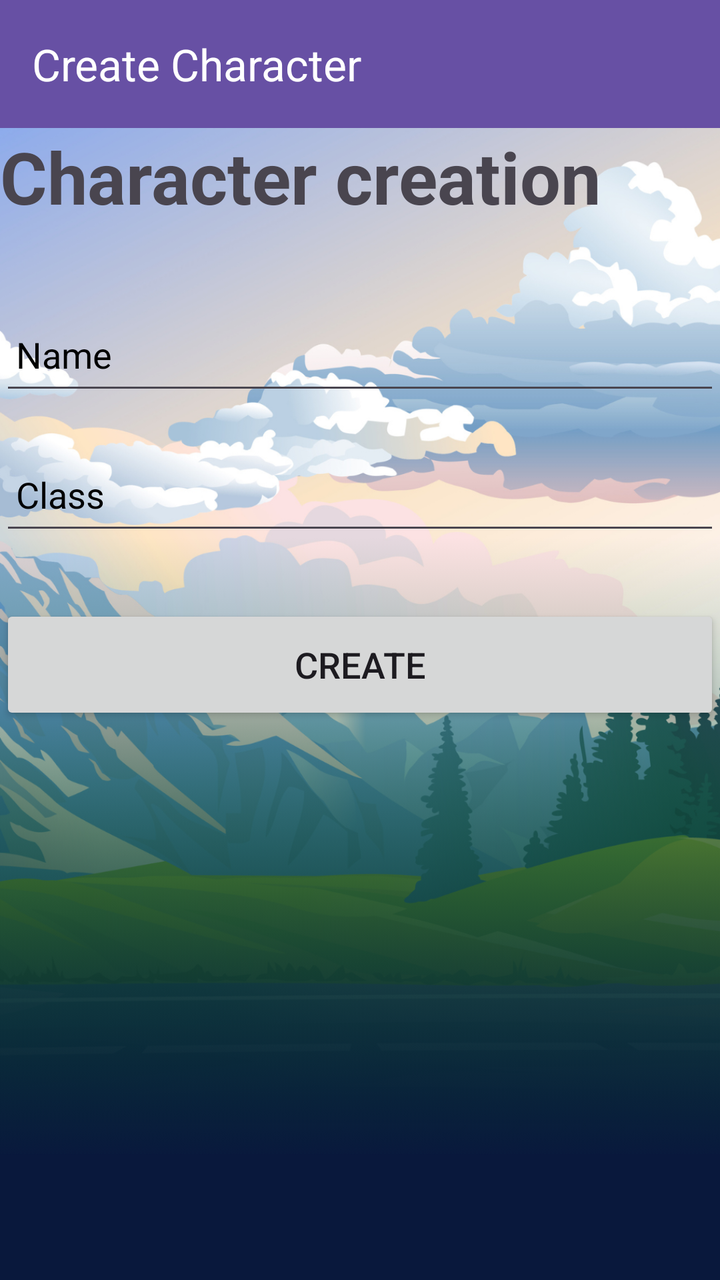
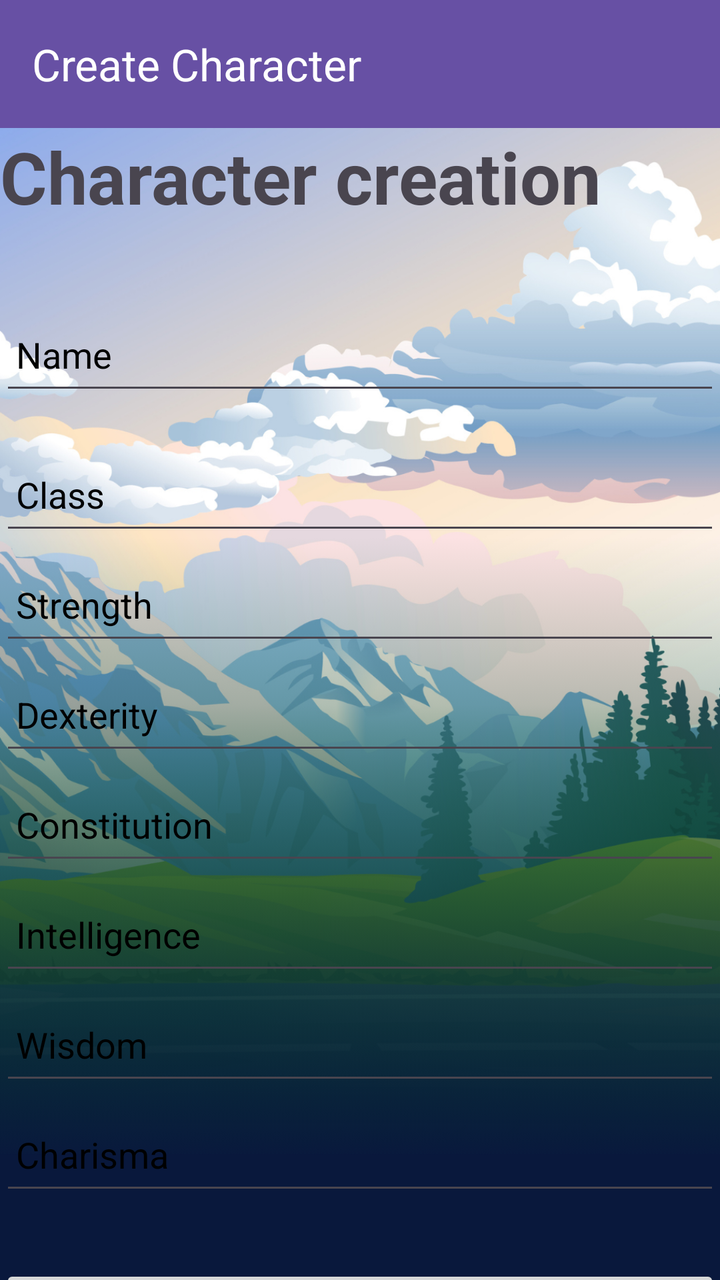

An Android layout rendered at two revisions. The XML below is the earlier revision; the diff shows what the commit changed to produce the second picture.
<!-- AndroidManifest.xml: application theme Theme.Tavernia -->
<!-- res/layout/activity_create_sheet.xml -->
<?xml version="1.0" encoding="utf-8"?>
<LinearLayout xmlns:android="http://schemas.android.com/apk/res/android"
    xmlns:app="http://schemas.android.com/apk/res-auto"
    xmlns:tools="http://schemas.android.com/tools"
    android:id="@+id/main"
    android:layout_width="match_parent"
    android:layout_height="match_parent"
    android:background="@drawable/bg_page_accueil"
    android:orientation="vertical"
    tools:context=".CreateSheetActivity">

    <androidx.appcompat.widget.Toolbar
        android:id="@+id/toolbar"
        android:layout_width="match_parent"
        android:layout_height="wrap_content"
        android:background="?attr/colorPrimary"
        android:elevation="4dp"
        android:theme="@style/ThemeOverlay.AppCompat.Dark.ActionBar"
        app:title="Create Character"
        app:titleTextColor="@android:color/white" />

    <TextView
        android:layout_width="match_parent"
        android:layout_height="wrap_content"
        android:text="Character creation"
        android:textAlignment="center"
        android:textSize="36sp"
        android:textStyle="bold" />

    <EditText
        android:id="@+id/sheet_creation_name"
        android:layout_width="match_parent"
        android:layout_height="50dp"
        android:layout_marginTop="40dp"
        android:hint="Name"
        android:textColorHint="@color/black"
        android:padding="8dp"
        android:textColor="@color/black" />

    <EditText
        android:id="@+id/sheet_creation_class"
        android:layout_width="match_parent"
        android:layout_height="50dp"
        android:layout_marginTop="20dp"
        android:hint="Class"
        android:textColorHint="@color/black"
        android:padding="8dp"
        android:textColor="@color/black" />

    <Button
        android:id="@+id/sheet_creation_button"
        android:layout_width="match_parent"
        android:layout_height="60dp"
        android:layout_marginTop="30dp"
        android:text="CREATE"
        android:textSize="18sp"
        app:cornerRadius="20dp" />

</LinearLayout>
<!-- resources referenced by this layout -->
<resources>
  <color name="black">#FF000000</color>
  <!-- drawable bg_page_accueil: png bitmap (drawable, 911363 bytes) -->
  <style name="Theme.Tavernia" parent="Base.Theme.Tavernia" />
  <style name="Base.Theme.Tavernia" parent="Theme.Material3.DayNight.NoActionBar">
          
          
      </style>
</resources>

<!-- the commit's change to res/layout/activity_create_sheet.xml (unified diff, before → after) -->
@@ -47,6 +47,72 @@
         android:padding="8dp"
         android:textColor="@color/black" />
 
+    <EditText
+        android:id="@+id/sheet_creation_strength"
+        android:layout_width="match_parent"
+        android:layout_height="50dp"
+        android:layout_marginTop="5dp"
+        android:ems="10"
+        android:hint="Strength"
+        android:textColorHint="@color/black"
+        android:padding="8dp"
+        android:inputType="number" />
+
+    <EditText
+        android:id="@+id/sheet_creation_dexterity"
+        android:layout_width="match_parent"
+        android:layout_height="50dp"
+        android:layout_marginTop="5dp"
+        android:ems="10"
+        android:hint="Dexterity"
+        android:textColorHint="@color/black"
+        android:padding="8dp"
+        android:inputType="number" />
+
+    <EditText
+        android:id="@+id/sheet_creation_constitution"
+        android:layout_width="match_parent"
+        android:layout_height="50dp"
+        android:layout_marginTop="5dp"
+        android:ems="10"
+        android:hint="Constitution"
+        android:textColorHint="@color/black"
+        android:padding="8dp"
+        android:inputType="number" />
+
+    <EditText
+        android:id="@+id/sheet_creation_intelligence"
+        android:layout_width="match_parent"
+        android:layout_height="50dp"
+        android:layout_marginTop="5dp"
+        android:ems="10"
+        android:hint="Intelligence"
+        android:textColorHint="@color/black"
+        android:padding="8dp"
+        android:inputType="number" />
+
+    <EditText
+        android:id="@+id/sheet_creation_wisdom"
+        android:layout_width="match_parent"
+        android:layout_height="50dp"
+        android:layout_marginTop="5dp"
+        android:ems="10"
+        android:hint="Wisdom"
+        android:textColorHint="@color/black"
+        android:padding="8dp"
+        android:inputType="number" />
+
+    <EditText
+        android:id="@+id/sheet_creation_charisma"
+        android:layout_width="match_parent"
+        android:layout_height="50dp"
+        android:layout_marginTop="5dp"
+        android:ems="10"
+        android:hint="Charisma"
+        android:textColorHint="@color/black"
+        android:padding="8dp"
+        android:inputType="number" />
+
     <Button
         android:id="@+id/sheet_creation_button"
         android:layout_width="match_parent"
